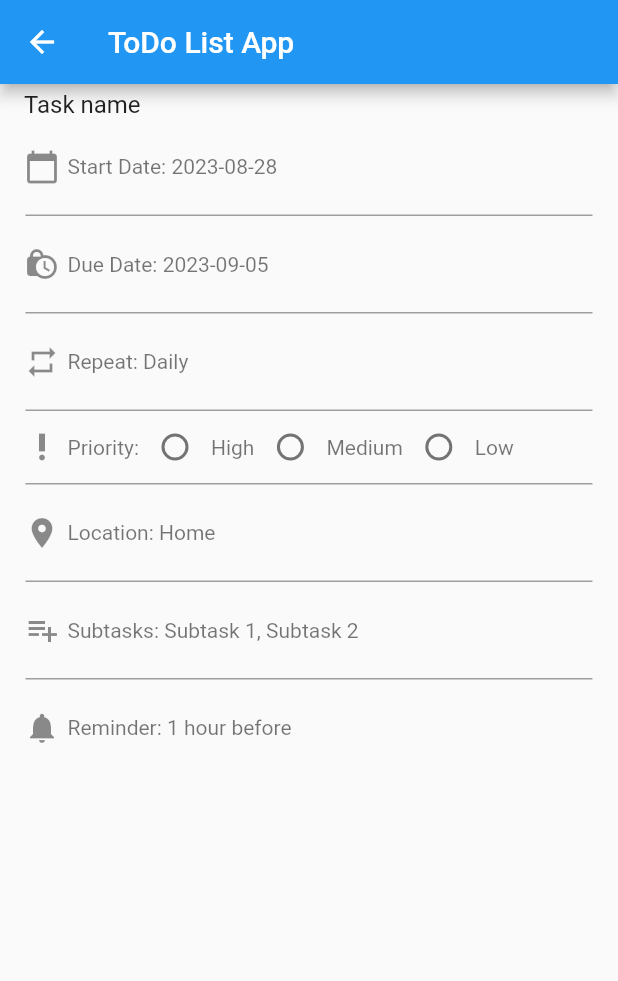
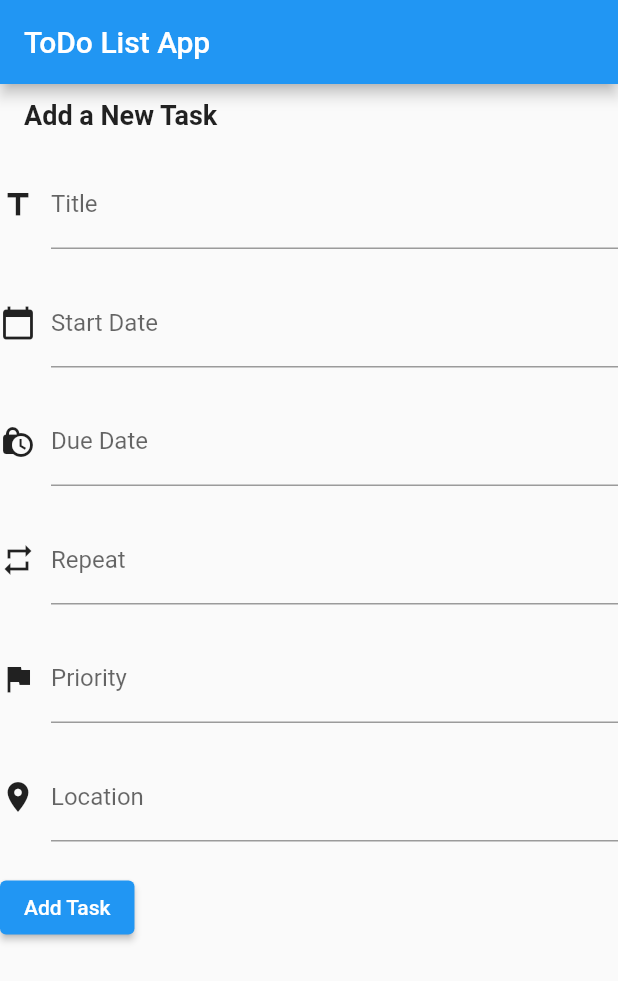
Before and after one commit to ZainR10/to-do-list-flutter-app, a Flutter app: the AddTasklist screen opened directly, on a phone screen of 412 x 824 dp. Shown: the top 981 px of the screen. Run offline on Flutter 3.47's test engine with Material 2 defaults, Android fonts, the phone set to English and light mode, and no system bars; our stand-ins replace curved_navigation_bar.

Commit message:
removed list view builder and added controller

```diff
--- a/lib/add_task_list.dart
+++ b/lib/add_task_list.dart
@@ -8,194 +8,142 @@ class AddTasklist extends StatefulWidget {
 }
 
 class _AddTasklistState extends State<AddTasklist> {
-  final List<Map<String, dynamic>> tasks = [
-    {
-      'title': 'Task name',
-      'startDate': '2023-08-28',
-      'dueDate': '2023-09-05',
-      'repeat': 'Daily',
-      'priorityColor': Colors.red,
-      'location': 'Home',
-      'subtasks': ['Subtask 1', 'Subtask 2'],
-      'reminder': '1 hour before',
-      // 'icon': Icons.check_circle,
-    },
-    // {
-    //   'title': 'Task 2',
-    //   'startDate': '2023-08-30',
-    //   'dueDate': '2023-09-10',
-    //   'repeat': 'Weekly',
-    //   'priorityColor': Colors.green,
-    //   'location': 'Office',
-    //   'subtasks': ['Subtask 1'],
-    //   'reminder': '30 minutes before',
-    //   'icon': Icons.star,
-    // },
-    // Add more tasks as needed
-  ];
+  final titleController = TextEditingController();
+  final startDateController = TextEditingController();
+  final dueDateController = TextEditingController();
+  final repeatController = TextEditingController();
+  final priorityController = TextEditingController();
+  final locationController = TextEditingController();
+
+  final List<Map<String, dynamic>> tasks = [];
+
+  Widget buildPropertyInput(
+      IconData icon, String label, TextEditingController controller) {
+    return Padding(
+      padding: EdgeInsets.symmetric(vertical: 10),
+      child: Row(
+        children: [
+          Icon(icon),
+          SizedBox(width: 10),
+          Expanded(
+            child: TextField(
+              controller: controller,
+              decoration: InputDecoration(
+                labelText: label,
+              ),
+            ),
+          ),
+        ],
+      ),
+    );
+  }
+
   @override
   Widget build(BuildContext context) {
     return Scaffold(
         appBar: AppBar(
           title: Text('ToDo List App'),
         ),
-      body: ListView.builder(
-        itemCount: tasks.length,
-        itemBuilder: (context, index) {
-          final task = tasks[index];
+        body: //ListView.builder(
+            //   itemCount: tasks.length + 1,
+            //   itemBuilder: (context, index) {
+            //     if (index < tasks.length) {
+            //       final task = tasks[index];
 
-          return ListTile(
-            // leading: Icon(task['icon']),
-            title: Text(task['title']),
-            subtitle: Column(
+            //       return ListTile(
+            //         title: Text(task['title']),
+            //         subtitle: Column(
+            //           crossAxisAlignment: CrossAxisAlignment.start,
+            //           children: [
+            //             buildPropertyDisplay(
+            //                 Icons.calendar_today, 'Start Date', task['startDate']),
+            //             buildPropertyDisplay(
+            //                 Icons.lock_clock, 'Due Date', task['dueDate']),
+            //             buildPropertyDisplay(Icons.repeat, 'Repeat', task['repeat']),
+            //             buildPropertyDisplay(
+            //                 Icons.flag, 'is it important', task['priorityColor']),
+            //             buildPropertyDisplay(
+            //                 Icons.location_on, 'Location', task['location']),
+            //           ],
+            //         ),
+            //       );
+            //     } else {
+
+            Column(
           crossAxisAlignment: CrossAxisAlignment.start,
           children: [
-                //this is for start date
             Padding(
-                  padding: EdgeInsets.symmetric(vertical: 20),
-                  child: Row(
-                    children: [
-                      Icon(Icons.calendar_today),
-                      SizedBox(width: 5),
-                      Text('Start Date: ${task['startDate']}'),
-                    ],
+              padding: EdgeInsets.symmetric(horizontal: 16, vertical: 10),
+              child: Text(
+                'Add a New Task',
+                style: TextStyle(fontSize: 18, fontWeight: FontWeight.bold),
               ),
             ),
-                Divider(
-                  color: Colors.grey,
-                  height: 1,
-                  thickness: 1,
-                  endIndent: 1,
-                  indent: 1,
+            buildPropertyInput(
+              Icons.title,
+              'Title',
+              titleController,
             ),
-                //this is for the due date
+            buildPropertyInput(
+              Icons.calendar_today,
+              'Start Date',
+              startDateController,
+            ),
+            buildPropertyInput(
+              Icons.lock_clock,
+              'Due Date',
+              dueDateController,
+            ),
+            buildPropertyInput(
+              Icons.repeat,
+              'Repeat',
+              repeatController,
+            ),
+            buildPropertyInput(
+              Icons.flag,
+              'Priority',
+              priorityController,
+            ),
+            buildPropertyInput(
+              Icons.location_on,
+              'Location',
+              locationController,
+            ),
             Padding(
-                  padding: EdgeInsets.symmetric(vertical: 20),
-                  child: Row(
-                    children: [
-                      Icon(Icons.lock_clock),
-                      SizedBox(width: 5),
-                      Text('Due Date: ${task['dueDate']}'),
-                    ],
-                  ),
-                ),
-                Divider(
-                  color: Colors.grey,
-                  height: 1,
-                  thickness: 1,
-                  endIndent: 1,
-                  indent: 1,
-                ),
-                //this is for the repeat or loop
-                Padding(
-                  padding: EdgeInsets.symmetric(vertical: 20),
-                  child: Row(
-                    children: [
-                      Icon(Icons.repeat),
-                      SizedBox(width: 5),
-                      Text('Repeat: ${task['repeat']}'),
-                    ],
-                  ),
-                ),
-                Divider(
-                  color: Colors.grey,
-                  height: 1,
-                  thickness: 1,
-                  endIndent: 1,
-                  indent: 1,
-                ),
-                //this is for the priority
-                Row(
-                  children: [
-                    Icon(Icons.priority_high),
-                    SizedBox(width: 5),
-                    Text('Priority:'),
-                    //these radio buttons indicates wheather the task is important or not
-                    Radio<String>(
-                      value: 'High',
-                      groupValue: task['priority'],
-                      onChanged: (value) {
-                        // Handle radio button selection
+              padding: EdgeInsets.symmetric(vertical: 10),
+              child: ElevatedButton(
+                onPressed: () {
+                  tasks.add({
+                    'title': titleController.text,
+                    'startDate': startDateController.text,
+                    'dueDate': dueDateController.text,
+                    'repeat': repeatController.text,
+                    'priorityColor': priorityController.text,
+                    'location': locationController.text,
+                  });
+                  setState(() {});
                 },
-                    ),
-                    Text('High'),
-                    Radio<String>(
-                      value: 'Medium',
-                      groupValue: task['priority'],
-                      onChanged: (value) {
-                        // Handle radio button selection
-                      },
-                    ),
-                    Text('Medium'),
-                    Radio<String>(
-                      value: 'Low',
-                      groupValue: task['priority'],
-                      onChanged: (value) {
-                        // Handle radio button selection
-                      },
-                    ),
-                    Text('Low'),
-                  ],
-                ),
-                Divider(
-                  color: Colors.grey,
-                  height: 1,
-                  thickness: 1,
-                  endIndent: 1,
-                  indent: 1,
-                ),
-                //this is for location
-                Padding(
-                  padding: EdgeInsets.symmetric(vertical: 20),
-                  child: Row(
-                    children: [
-                      Icon(Icons.location_on),
-                      SizedBox(width: 5),
-                      Text('Location: ${task['location']}'),
-                    ],
-                  ),
-                ),
-                Divider(
-                  color: Colors.grey,
-                  height: 1,
-                  thickness: 1,
-                  endIndent: 1,
-                  indent: 1,
-                ),
-                //this is for sub task
-                Padding(
-                  padding: EdgeInsets.symmetric(vertical: 20),
-                  child: Row(
-                    children: [
-                      Icon(Icons.playlist_add),
-                      SizedBox(width: 5),
-                      Text('Subtasks: ${task['subtasks'].join(", ")}'),
-                    ],
-                  ),
-                ),
-                Divider(
-                  color: Colors.grey,
-                  height: 1,
-                  thickness: 1,
-                  endIndent: 1,
-                  indent: 1,
-                ),
-                //this is for reminder
-                Padding(
-                  padding: EdgeInsets.symmetric(vertical: 20),
-                  child: Row(
-                    children: [
-                      Icon(Icons.notifications),
-                      SizedBox(width: 5),
-                      Text('Reminder: ${task['reminder']}'),
-                    ],
+                child: Text('Add Task'),
               ),
             ),
           ],
-            ),
-          );
-        },
+        ));
+  }
+
+  Widget buildPropertyDisplay(IconData icon, String label, String value) {
+    return Padding(
+      padding: EdgeInsets.symmetric(vertical: 10),
+      child: Row(
+        children: [
+          Icon(icon),
+          SizedBox(width: 10),
+          Text('$label: $value'),
+        ],
       ),
     );
   }
 }
+
+void main() {
+  runApp(MaterialApp(home: AddTasklist()));
+}
--- /dev/null
+++ b/lib/appfunctions.dart
@@ -0,0 +1,30 @@
+import 'add_task_list.dart';
+import 'package:flutter/material.dart';
+
+class PropertyDisplay extends StatelessWidget {
+  final IconData icon;
+  final String label;
+  final String value;
+
+  PropertyDisplay(
+      {required this.icon, required this.label, required this.value});
+
+  @override
+  Widget build(BuildContext context) {
+    return Padding(
+      padding: EdgeInsets.symmetric(vertical: 20),
+      child: Row(
+        children: [
+          Icon(icon),
+          SizedBox(width: 5),
+          Text('$label: $value'),
+        ],
+      ),
+    );
+  }
+}
+
+void main() {
+  runApp(MaterialApp(home: AddTasklist()));
+}
+//
--- a/lib/main.dart
+++ b/lib/main.dart
@@ -16,7 +16,7 @@ class MyApp extends StatelessWidget {
     return MaterialApp(
       theme: appthemedata,
       debugShowCheckedModeBanner: false,
-      home: const AppInitialScreen(),
+      home: const AddTasklist(),
     );
   }
 }
```
Lines whose indentation alone changed are shown as unchanged.
